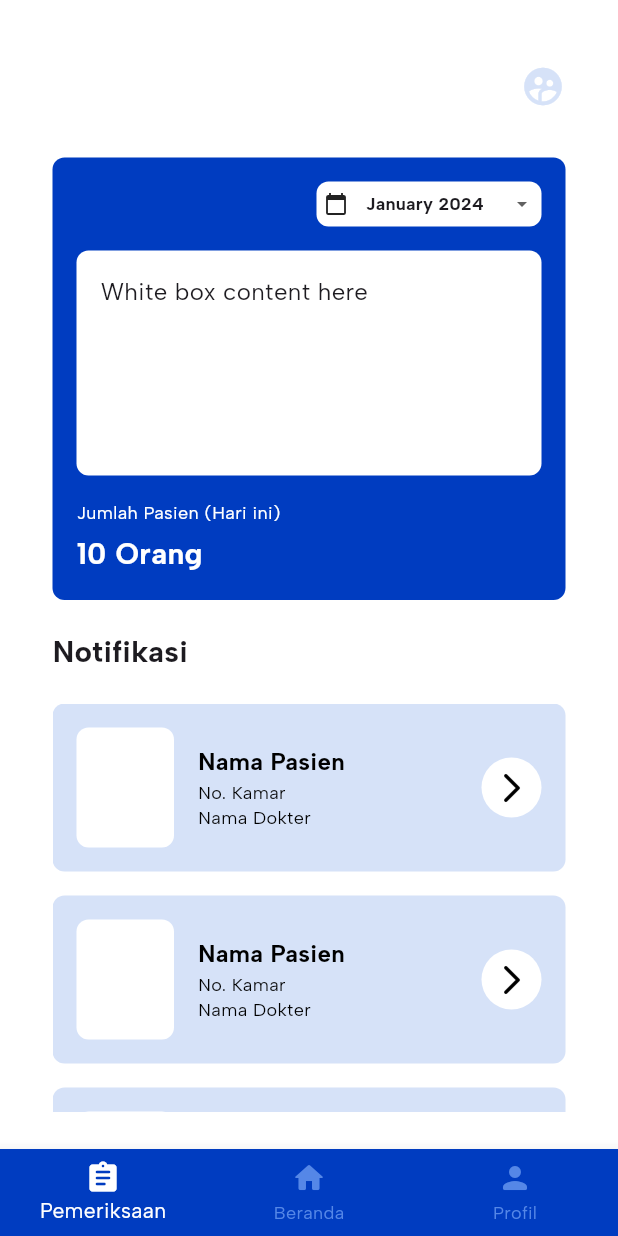
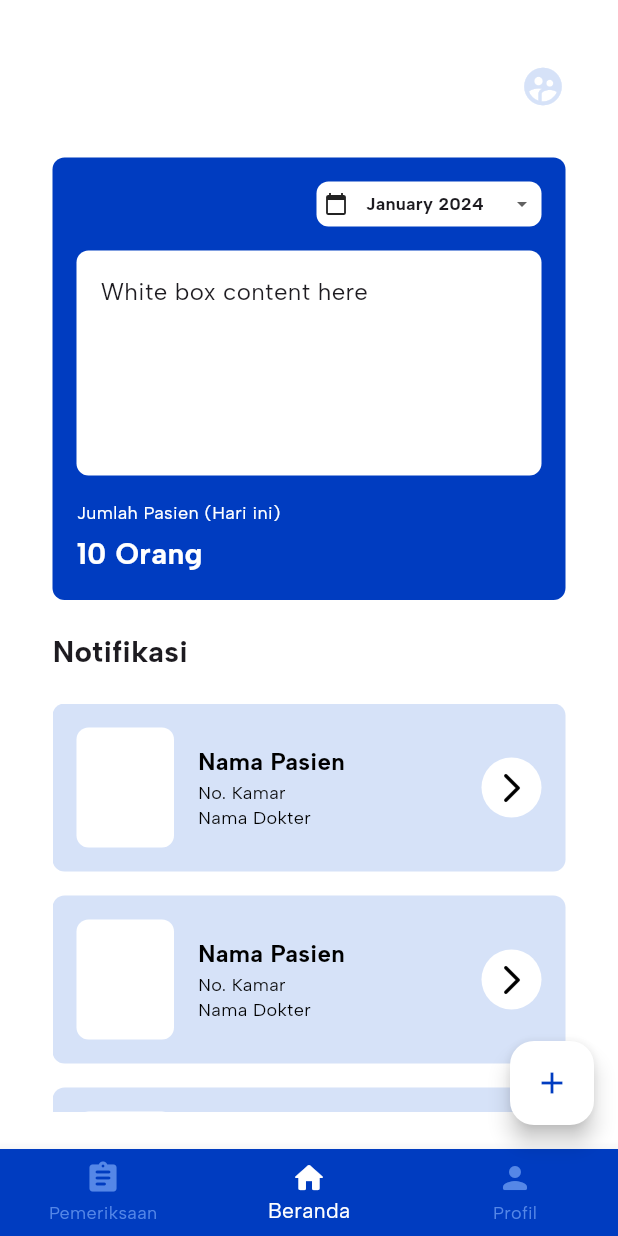
Before and after one commit to wenkawendira/data-center, a Flutter app: the Pemeriksaan screen opened directly, after a tap on the "arrow back" icon, on a phone screen of 412 x 824 dp. Run offline on Flutter 3.47's test engine with Material 3 defaults, Android fonts, the phone set to English and light mode, and no system bars; our stand-ins replace google_fonts.

Commit message:
merge all slicing ui

```diff
--- a/lib/view/screens/main.dart
+++ b/lib/view/screens/main.dart
@@ -1,3 +1,7 @@
+import 'package:ehr_mobile/view/screens/DaftarPemeriksaan.dart';
+import 'package:ehr_mobile/view/screens/ProfilePerawat.dart';
+import 'package:ehr_mobile/view/screens/TambahPasien.dart';
+import 'package:ehr_mobile/view/screens/pemeriksaan.dart';
 import 'package:flutter/material.dart';
 import 'package:google_fonts/google_fonts.dart';
 import 'package:ehr_mobile/model/constraints.dart';
@@ -11,7 +15,7 @@ class Main extends StatefulWidget {
 }
 
 class _MainState extends State<Main> {
-  int _selectedIndex = 0;
+  int _selectedIndex = 1;
   String _selectedMonthYear = "January 2024";
 
   static const List<String> _months = [
@@ -59,10 +63,24 @@ class _MainState extends State<Main> {
   Widget build(BuildContext context) {
     return Scaffold(
       backgroundColor: Colors.white,
+      floatingActionButton: _selectedIndex == 1 || _selectedIndex == 0
+          ? FloatingActionButton(
+              onPressed: () {
+                Navigator.push(context, MaterialPageRoute(builder: (context) {
+                  return TambahPasien();
+                }));
+              },
+              backgroundColor: Colors.white,
+              child: Icon(
+                Icons.add,
+                color: AppColor.kButtonColor,
+              ))
+          : null,
       appBar: AppBar(
         toolbarHeight: 80,
         automaticallyImplyLeading: false,
-        title: Padding(
+        title: _selectedIndex == 1
+            ? Padding(
                 padding: const EdgeInsets.only(top: 35.0, left: 20.0),
                 child: RichText(
                   text: TextSpan(
@@ -81,8 +99,10 @@ class _MainState extends State<Main> {
                     ],
                   ),
                 ),
-        ),
-        actions: [
+              )
+            : null,
+        actions: _selectedIndex == 1
+            ? [
                 GestureDetector(
                   onTap: () {},
                   child: Padding(
@@ -94,11 +114,15 @@ class _MainState extends State<Main> {
                     ),
                   ),
                 ),
-        ],
+              ]
+            : [],
         elevation: 0,
         backgroundColor: Colors.white,
       ),
-      body: Stack(
+      body: _selectedIndex == 0
+          ? DaftarPemeriksaan()
+          : _selectedIndex == 1
+              ? Stack(
                   children: [
                     ClipPath(
                       clipper: ClipPathClass(),
@@ -108,7 +132,8 @@ class _MainState extends State<Main> {
                       ),
                     ),
                     Container(
-            margin: EdgeInsets.symmetric(vertical: 25, horizontal: 35),
+                      margin:
+                          EdgeInsets.symmetric(vertical: 25, horizontal: 35),
                       child: Column(
                         children: [
                           Container(
@@ -131,9 +156,11 @@ class _MainState extends State<Main> {
                                       borderRadius: BorderRadius.circular(8),
                                     ),
                                     padding: EdgeInsets.symmetric(
-                              vertical: 0, horizontal: 5.0), // Adjusted padding
+                                        vertical: 0,
+                                        horizontal: 5.0), // Adjusted padding
                                     child: Row(
-                            mainAxisAlignment: MainAxisAlignment.spaceBetween,
+                                      mainAxisAlignment:
+                                          MainAxisAlignment.spaceBetween,
                                       children: [
                                         Icon(Icons.calendar_today,
                                             size: 16), // Smaller icon
@@ -153,13 +180,15 @@ class _MainState extends State<Main> {
                                             icon: Icon(Icons.arrow_drop_down,
                                                 size: 16), // Smaller icon
                                             value: _selectedMonthYear,
-                                  items: _monthYearOptions.map((String option) {
+                                            items: _monthYearOptions
+                                                .map((String option) {
                                               return DropdownMenuItem<String>(
                                                 value: option,
                                                 child: Text(
                                                   option,
                                                   style: GoogleFonts.albertSans(
-                                          fontSize: 12, // Smaller font size
+                                                    fontSize:
+                                                        12, // Smaller font size
                                                     fontWeight: FontWeight.bold,
                                                   ),
                                                 ),
@@ -179,7 +208,8 @@ class _MainState extends State<Main> {
                                 Container(
                                   width: double.infinity,
                                   height: 150, // Expanded height
-                        margin: EdgeInsets.only(bottom: 16.0, top: 16.0),
+                                  margin:
+                                      EdgeInsets.only(bottom: 16.0, top: 16.0),
                                   decoration: BoxDecoration(
                                     color: Colors.white,
                                     borderRadius: BorderRadius.circular(8),
@@ -196,7 +226,8 @@ class _MainState extends State<Main> {
                                 Container(
                                   width: double.infinity,
                                   child: Column(
-                          crossAxisAlignment: CrossAxisAlignment.start,
+                                    crossAxisAlignment:
+                                        CrossAxisAlignment.start,
                                     children: [
                                       Text(
                                         "Jumlah Pasien (Hari ini)",
@@ -239,7 +270,15 @@ class _MainState extends State<Main> {
                               itemCount:
                                   5, // Change the itemCount according to your requirement
                               itemBuilder: (context, index) {
-                      return Container(
+                                return InkWell(
+                                  onTap: () {
+                                    Navigator.pushReplacement(
+                                      context,
+                                      MaterialPageRoute(
+                                          builder: (context) => Pemeriksaan()),
+                                    );
+                                  },
+                                  child: Container(
                                     margin: EdgeInsets.only(bottom: 16.0),
                                     padding: EdgeInsets.all(16.0),
                                     decoration: BoxDecoration(
@@ -253,14 +292,16 @@ class _MainState extends State<Main> {
                                           height: 80,
                                           decoration: BoxDecoration(
                                             color: Colors.white,
-                                borderRadius: BorderRadius.circular(8.0),
+                                            borderRadius:
+                                                BorderRadius.circular(8.0),
                                           ),
                                           // Add your image widget here
                                         ),
                                         SizedBox(width: 16),
                                         Expanded(
                                           child: Column(
-                                crossAxisAlignment: CrossAxisAlignment.start,
+                                            crossAxisAlignment:
+                                                CrossAxisAlignment.start,
                                             children: [
                                               Text(
                                                 "Nama Pasien",
@@ -292,8 +333,8 @@ class _MainState extends State<Main> {
                                           height: 40,
                                           decoration: BoxDecoration(
                                             color: Colors.white,
-                                borderRadius: BorderRadius.circular(
-                                    30),
+                                            borderRadius:
+                                                BorderRadius.circular(30),
                                           ),
                                           child: Center(
                                             child: IconButton(
@@ -310,6 +351,7 @@ class _MainState extends State<Main> {
                                         ),
                                       ],
                                     ),
+                                  ),
                                 );
                               },
                             ),
@@ -318,10 +360,10 @@ class _MainState extends State<Main> {
                       ),
                     ),
                   ],
-      ),
+                )
+              : Profileperawat(),
 
       // add here
-
       bottomNavigationBar: Navbar(
         onTap: _onItemTapped,
         currentIndex: _selectedIndex,
--- a/lib/view/screens/pemeriksaan.dart
+++ b/lib/view/screens/pemeriksaan.dart
@@ -1,3 +1,5 @@
+import 'package:ehr_mobile/view/screens/EditPasien.dart';
+import 'package:ehr_mobile/view/screens/TambahStatus.dart';
 import 'package:flutter/material.dart';
 import 'package:google_fonts/google_fonts.dart';
 import '../components/navbar.dart';
@@ -28,20 +30,16 @@ class _PemeriksaanState extends State<Pemeriksaan> {
         toolbarHeight: 80,
         elevation: 0,
         backgroundColor: Colors.white,
+        leading: IconButton(
+          icon: Icon(Icons.arrow_back),
+          onPressed: () {
+            Navigator.popAndPushNamed(context, "/main");
+          },
+        ),
         title: Padding(
           padding: const EdgeInsets.only(left: 8.0),
           child: Row(
             children: [
-              IconButton(
-                icon: Icon(Icons.arrow_back, color: AppColor.kTextColor),
-                onPressed: () {
-                  Navigator.push(
-                    context,
-                    MaterialPageRoute(builder: (context) => Main()),
-                  );
-                },
-              ),
-              SizedBox(width: 5), // Add spacing between arrow icon and text
               Padding(
                 padding: const EdgeInsets.only(
                     left: 35.0), // Add left padding before the text
@@ -139,7 +137,7 @@ class _PemeriksaanState extends State<Pemeriksaan> {
                   onPressed: () {
                     Navigator.push(
                       context,
-                      MaterialPageRoute(builder: (context) => Main()),
+                      MaterialPageRoute(builder: (context) => Editpasien()),
                     );
                   },
                 ),
@@ -163,10 +161,6 @@ class _PemeriksaanState extends State<Pemeriksaan> {
           ),
           SizedBox(height: 40),
         ],
-      ),
-      bottomNavigationBar: Navbar(
-        onTap: _onItemTapped,
-        currentIndex: _selectedIndex,
       ),
     );
   }
@@ -243,11 +237,13 @@ class _PemeriksaanState extends State<Pemeriksaan> {
           padding: const EdgeInsets.only(right: 0.0),
           child: ElevatedButton.icon(
             onPressed: () {
-              // Handle add status action
+              Navigator.push(context, MaterialPageRoute(builder: (context) {
+                return TambahStatus();
+              }));
             },
-            icon: Icon(Icons.add, size: 16, color: Colors.white),
+            icon: const Icon(Icons.add, size: 16, color: Colors.white),
             label: Text(
-              "Tambah Patient",
+              "Tambah Status",
               style: GoogleFonts.albertSans(
                 fontSize: 12,
                 color: Colors.white,
--- a/lib/view/screens/signup.dart
+++ b/lib/view/screens/signup.dart
@@ -1,4 +1,5 @@
 import 'package:ehr_mobile/view/screens/LoginPage.dart';
+import 'package:ehr_mobile/view/screens/main.dart';
 import 'package:flutter/material.dart';
 import 'package:ehr_mobile/model/constraints.dart';
 import '../components/textinputfield.dart';
@@ -104,7 +105,10 @@ class _SignupPageState extends State<SignupPage> {
                 PageButton(
                   text: 'Daftar',
                   onTap: () {
-                    // Placeholder for sign-up functionality
+                    Navigator.push(
+                      context,
+                      MaterialPageRoute(builder: (context) => Main()),
+                    );
                   },
                 ),
                 SizedBox(height: 44),
```
Also changed, not shown: lib/main.dart (+3 -9 lines), lib/view/screens/DaftarPemeriksaan.dart (+53 -63 lines), lib/view/screens/EditPasien.dart (+12 -13 lines), lib/view/screens/EditProfile.dart (+5 -11 lines), lib/view/screens/ProfilePerawat.dart (+18 -18 lines), lib/view/screens/TambahPasien.dart (+12 -13 lines), lib/view/screens/TambahStatus.dart (+27 -20 lines). Lines whose indentation alone changed are shown as unchanged.
